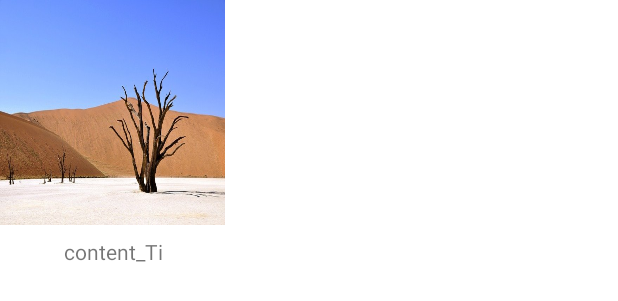
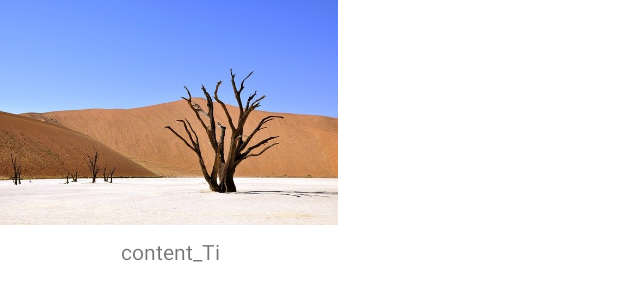
Before and after one commit to stgbs/BottomMenu, an Android app: the layout list_content.xml on its own in the app's theme, with its tools: preview values and no code run, on a phone screen of 412 x 824 dp. Shown: the top 301 px of the screen. Run offline under Robolectric (Android 15) with nearby library versions, the phone set to English and light mode, and no system bars.

```diff
--- a/app/src/main/java/com/anroid/bottommenu/Content.kt
+++ b/app/src/main/java/com/anroid/bottommenu/Content.kt
@@ -1,3 +1,3 @@
 package com.anroid.bottommenu
 
-class Content (var Image : Int, var Title : String)
+class Content(var Image: ByteArray, var Title: String)
--- a/app/src/main/res/layout/list_content.xml
+++ b/app/src/main/res/layout/list_content.xml
@@ -7,10 +7,11 @@
 
     <ImageView
         android:id="@+id/content_Image"
-        android:layout_width="150dp"
+        android:layout_width="wrap_content"
         android:layout_height="150dp"
         android:layout_marginBottom="4dp"
-        android:scaleType="fitXY"
+        android:adjustViewBounds="true"
+        android:scaleType="centerCrop"
         app:layout_constraintBottom_toBottomOf="parent"
         app:layout_constraintEnd_toEndOf="parent"
         app:layout_constraintHorizontal_bias="0.0"
```
Also changed, not shown: app/src/main/java/com/anroid/bottommenu/ContentAdapter.kt (+9 -5 lines), app/src/main/java/com/anroid/bottommenu/DBHelper.kt (+3 -4 lines).
